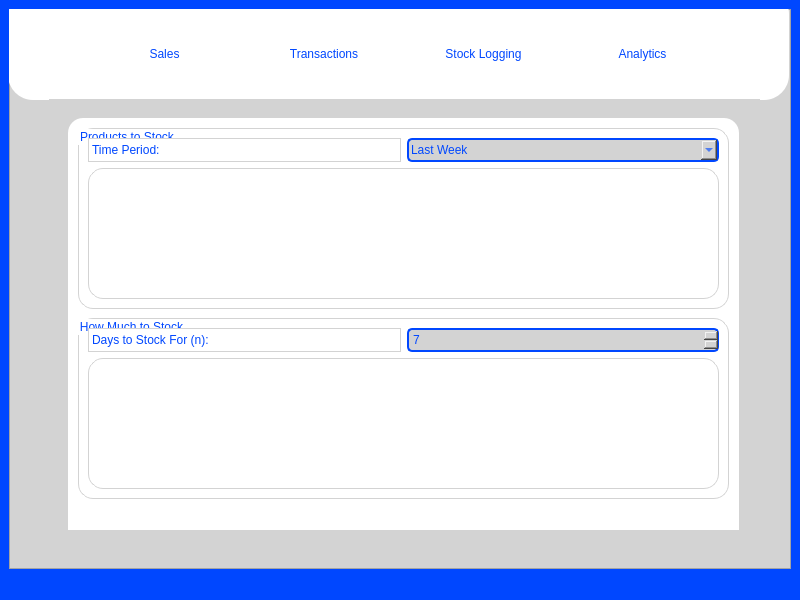
Before: the Qt Designer form SariSariSleuth/mainwindow.ui in ZachMatriano/CMSC-21-Finals, drawn with Qt 5.
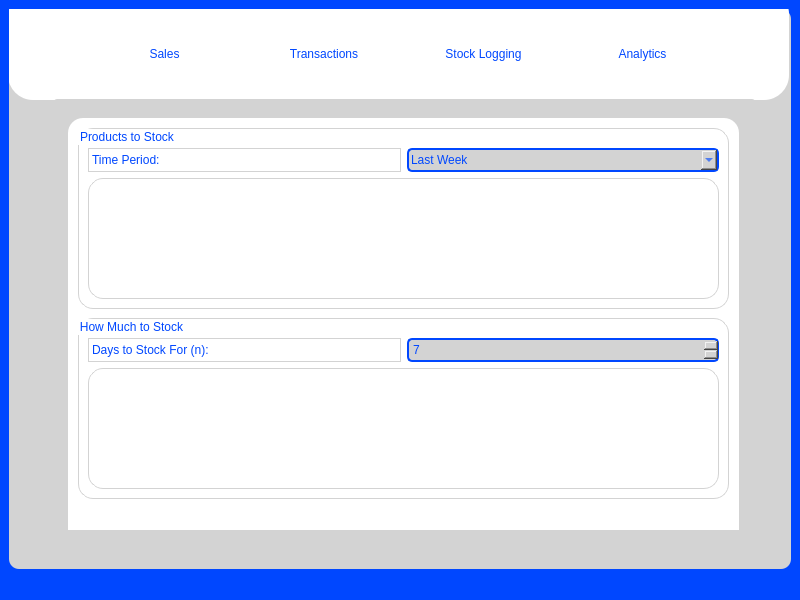
After: the same form once the commit is applied. The open tabs and pages were chosen to show the change.

Commit message: "Changes to new window popping (add, manual add)"

```diff
--- a/SariSariSleuth/mainwindow.ui
+++ b/SariSariSleuth/mainwindow.ui
@@ -21,7 +21,9 @@
     <item>
      <widget class="QFrame" name="frame">
       <property name="styleSheet">
-       <string notr="true">background-color: rgb(211, 211, 211);</string>
+       <string notr="true">background-color: rgb(211, 211, 211);
+border: none;
+border-radius: 10px;</string>
       </property>
       <property name="frameShape">
        <enum>QFrame::Shape::StyledPanel</enum>
@@ -579,6 +581,9 @@
           <layout class="QVBoxLayout" name="verticalLayout_6">
            <item>
             <layout class="QHBoxLayout" name="horizontalLayout_5">
+             <property name="topMargin">
+              <number>10</number>
+             </property>
              <item>
               <widget class="QLabel" name="label_2">
                <property name="text">
@@ -618,6 +623,12 @@
            </item>
            <item>
             <widget class="QListView" name="productsToListView">
+             <property name="sizePolicy">
+              <sizepolicy hsizetype="Expanding" vsizetype="Preferred">
+               <horstretch>0</horstretch>
+               <verstretch>0</verstretch>
+              </sizepolicy>
+             </property>
              <property name="styleSheet">
               <string notr="true">
                 color: rgb(0, 71, 255);
@@ -659,6 +670,9 @@
           <layout class="QVBoxLayout" name="verticalLayout_7">
            <item>
             <layout class="QHBoxLayout" name="horizontalLayout_6">
+             <property name="topMargin">
+              <number>10</number>
+             </property>
              <item>
               <widget class="QLabel" name="label_3">
                <property name="text">
@@ -668,6 +682,12 @@
              </item>
              <item>
               <widget class="QSpinBox" name="daysToStockSpinBox">
+               <property name="sizePolicy">
+                <sizepolicy hsizetype="Minimum" vsizetype="Preferred">
+                 <horstretch>0</horstretch>
+                 <verstretch>0</verstretch>
+                </sizepolicy>
+               </property>
                <property name="styleSheet">
                 <string notr="true">
                  background-color: rgb(211, 211, 211);
@@ -692,6 +712,12 @@
            </item>
            <item>
             <widget class="QListView" name="howMuchToListView">
+             <property name="sizePolicy">
+              <sizepolicy hsizetype="Expanding" vsizetype="Preferred">
+               <horstretch>0</horstretch>
+               <verstretch>0</verstretch>
+              </sizepolicy>
+             </property>
              <property name="styleSheet">
               <string notr="true">
                color: rgb(0, 71, 255);
```
Left out of the diff: 16 changed lines with no effect on the pictures. The commit also changes 2 other files.
